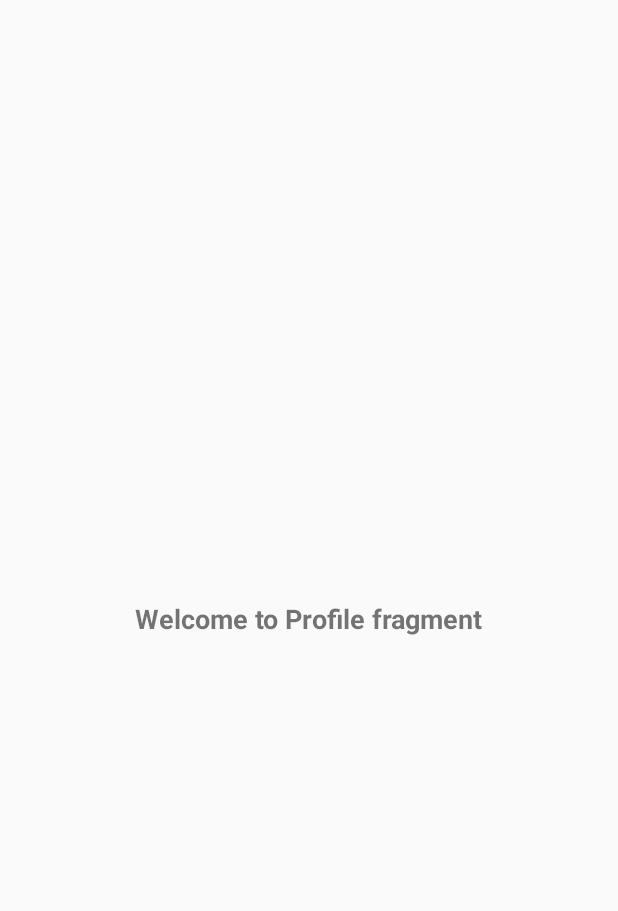
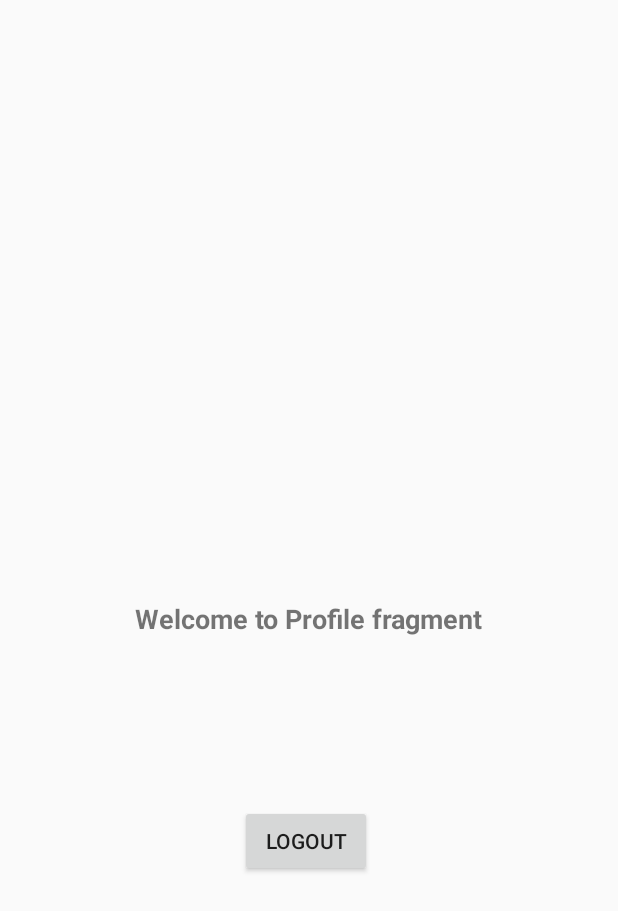
Before and after one commit to nicomate/Medico, an Android app: the layout fragment_profile.xml on its own in the app's theme, with its tools: preview values and no code run, on a phone screen of 412 x 824 dp. Shown: the top 911 px of the screen. Run offline under Robolectric (Android 15) with nearby library versions, the phone set to English and light mode, and no system bars; Roboto replaces fonts that are not available here.

Commit message:
logout button in profile fragment

```diff
--- a/app/src/main/res/layout/fragment_profile.xml
+++ b/app/src/main/res/layout/fragment_profile.xml
@@ -23,5 +23,19 @@
             app:layout_constraintEnd_toEndOf="parent"
             app:layout_constraintStart_toStartOf="parent"
             app:layout_constraintTop_toTopOf="parent" />
+
+        <Button
+            android:id="@+id/logout"
+            android:layout_width="wrap_content"
+            android:layout_height="wrap_content"
+            android:layout_marginStart="170dp"
+            android:layout_marginTop="122dp"
+            android:layout_marginEnd="174dp"
+            android:layout_marginBottom="250dp"
+            android:text="logout"
+            app:layout_constraintBottom_toBottomOf="parent"
+            app:layout_constraintEnd_toEndOf="parent"
+            app:layout_constraintStart_toStartOf="parent"
+            app:layout_constraintTop_toBottomOf="@+id/profiletext" />
     </androidx.constraintlayout.widget.ConstraintLayout>
 </FrameLayout>
```
Also changed, not shown: app/src/main/java/com/example/medico/Information.java (+4 -26 lines), app/src/main/java/com/example/medico/Profile.java (+21 -2 lines).
